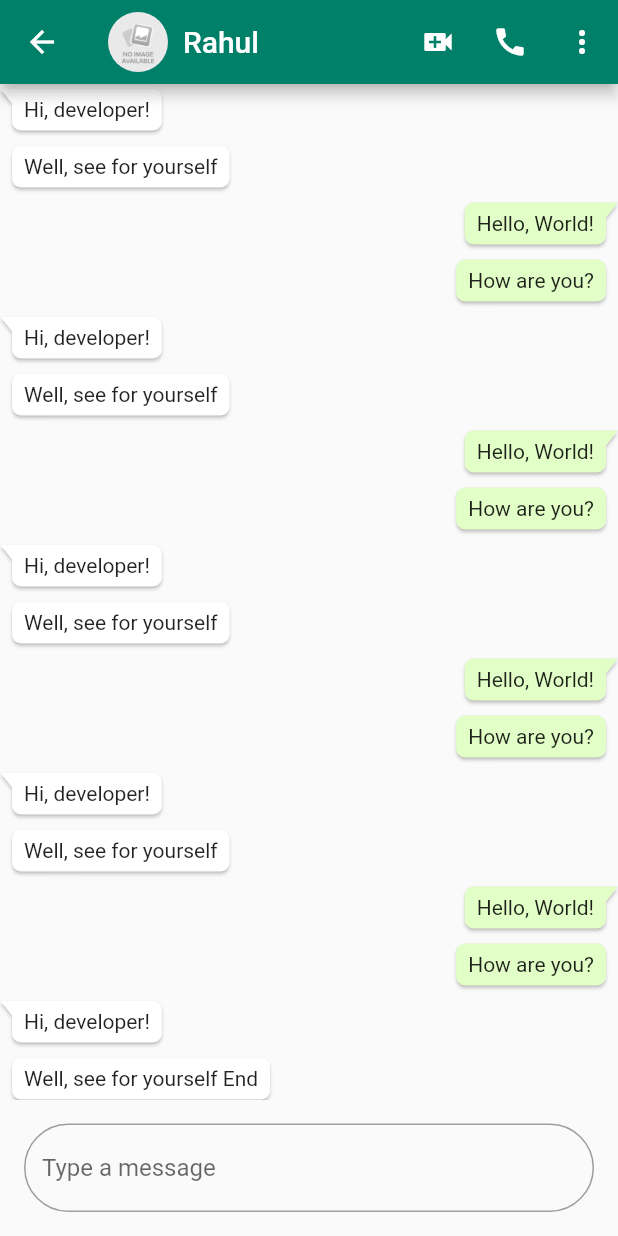
After one commit to amitamrutiya/whatup_ui, a Flutter app: the screen it shows after launch, after a tap on "Rahul", on a phone screen of 412 x 824 dp. The commit adds this screen. Run offline on Flutter 3.47's test engine with Material 2 defaults, Android fonts, the phone set to English and light mode, and no system bars; drawn by our look-alikes of bubble.

Commit message:
FInally complect basic whataapp UI

```diff
--- /dev/null
+++ b/lib/Screen/message.dart
@@ -0,0 +1,134 @@
+import 'package:flutter/material.dart';
+import 'package:bubble/bubble.dart';
+import 'package:flutter/scheduler.dart';
+
+class MessagePage extends StatefulWidget {
+  @override
+  _MessagePageState createState() => _MessagePageState();
+}
+
+class _MessagePageState extends State<MessagePage> {
+  static const styleSender = BubbleStyle(
+    margin: BubbleEdges.only(top: 10),
+    alignment: Alignment.topLeft,
+    nip: BubbleNip.leftTop,
+    showNip: false,
+  );
+  static const styleReceiver = BubbleStyle(
+    margin: BubbleEdges.only(top: 10),
+    alignment: Alignment.topRight,
+    nip: BubbleNip.rightTop,
+    color: Color.fromRGBO(225, 255, 199, 1),
+    showNip: false,
+  );
+  final ScrollController _myController = ScrollController();
+  @override
+  Widget build(BuildContext context) {
+    SchedulerBinding.instance.addPostFrameCallback((_) {
+      _myController.jumpTo(_myController.position.maxScrollExtent);
+    });
+    return ListView(
+      controller: _myController,
+      children: [
+        Bubble(
+          alignment: Alignment.center,
+          color: const Color.fromRGBO(212, 234, 244, 1),
+          child: const Text('TODAY',
+              textAlign: TextAlign.center, style: TextStyle(fontSize: 11)),
+        ),
+        Bubble(
+          style: styleReceiver,
+          showNip: true,
+          child: const Text('Hello, World!', textAlign: TextAlign.right),
+        ),
+        Bubble(
+          style: styleReceiver,
+          child: const Text('How are you?', textAlign: TextAlign.right),
+        ),
+        Bubble(
+          style: styleSender,
+          showNip: true,
+          child: const Text('Hi, developer!'),
+        ),
+        Bubble(
+          style: styleSender,
+          child: const Text('Well, see for yourself'),
+        ),
+        // *********************
+        Bubble(
+          style: styleReceiver,
+          showNip: true,
+          child: const Text('Hello, World!', textAlign: TextAlign.right),
+        ),
+        Bubble(
+          style: styleReceiver,
+          child: const Text('How are you?', textAlign: TextAlign.right),
+        ),
+        Bubble(
+          style: styleSender,
+          showNip: true,
+          child: const Text('Hi, developer!'),
+        ),
+        Bubble(
+          style: styleSender,
+          child: const Text('Well, see for yourself'),
+        ),
+        Bubble(
+          style: styleReceiver,
+          showNip: true,
+          child: const Text('Hello, World!', textAlign: TextAlign.right),
+        ),
+        Bubble(
+          style: styleReceiver,
+          child: const Text('How are you?', textAlign: TextAlign.right),
+        ),
+        Bubble(
+          style: styleSender,
+          showNip: true,
+          child: const Text('Hi, developer!'),
+        ),
+        Bubble(
+          style: styleSender,
+          child: const Text('Well, see for yourself'),
+        ),
+        Bubble(
+          style: styleReceiver,
+          showNip: true,
+          child: const Text('Hello, World!', textAlign: TextAlign.right),
+        ),
+        Bubble(
+          style: styleReceiver,
+          child: const Text('How are you?', textAlign: TextAlign.right),
+        ),
+        Bubble(
+          style: styleSender,
+          showNip: true,
+          child: const Text('Hi, developer!'),
+        ),
+        Bubble(
+          style: styleSender,
+          child: const Text('Well, see for yourself'),
+        ),
+        Bubble(
+          style: styleReceiver,
+          showNip: true,
+          child: const Text('Hello, World!', textAlign: TextAlign.right),
+        ),
+        Bubble(
+          style: styleReceiver,
+          child: const Text('How are you?', textAlign: TextAlign.right),
+        ),
+        Bubble(
+          style: styleSender,
+          showNip: true,
+          child: const Text('Hi, developer!'),
+        ),
+        Bubble(
+          style: styleSender,
+          child: const Text('Well, see for yourself End'),
+        ),
+        // *****************
+      ],
+    );
+  }
+}
--- /dev/null
+++ b/lib/Screen/page_detail_screen.dart
@@ -0,0 +1,66 @@
+import 'package:flutter/material.dart';
+
+import 'message.dart';
+
+class PageDetail extends StatelessWidget {
+  const PageDetail({Key? key}) : super(key: key);
+
+  @override
+  Widget build(BuildContext context) {
+    return Scaffold(
+      appBar: AppBar(
+        backgroundColor: const Color(0xff008069),
+        title: Row(
+          children: const [
+            CircleAvatar(
+              backgroundImage: AssetImage("images/no_image.jpg"),
+            ),
+            SizedBox(width: 10),
+            Text(
+              'Rahul',
+              style: TextStyle(color: Colors.white),
+            ),
+          ],
+        ),
+        actions: [
+          IconButton(onPressed: () {}, icon: const Icon(Icons.video_call)),
+          IconButton(onPressed: () {}, icon: const Icon(Icons.call)),
+          IconButton(onPressed: () {}, icon: const Icon(Icons.more_vert))
+        ],
+      ),
+      body: Column(
+        mainAxisAlignment: MainAxisAlignment.end,
+        children: [
+          Expanded(child: MessagePage()),
+          Container(
+            alignment: Alignment.bottomCenter,
+            padding: const EdgeInsets.all(16.0),
+            child: Row(
+              children: [
+                Flexible(
+                  child: TextFormField(
+                    minLines: 1,
+                    maxLines: 5,
+                    decoration: InputDecoration(
+                      focusedBorder: OutlineInputBorder(
+                        borderRadius: BorderRadius.circular(50),
+                        borderSide:
+                            BorderSide(color: Colors.grey.shade500, width: 1),
+                      ),
+                      enabledBorder: OutlineInputBorder(
+                        borderRadius: BorderRadius.circular(50),
+                        borderSide:
+                            BorderSide(color: Colors.grey.shade500, width: 1),
+                      ),
+                      hintText: 'Type a message',
+                    ),
+                  ),
+                )
+              ],
+            ),
+          )
+        ],
+      ),
+    );
+  }
+}
--- a/lib/item/chat_item.dart
+++ b/lib/item/chat_item.dart
@@ -1,5 +1,6 @@
 import 'package:flutter/material.dart';
 
+import '../Screen/page_detail_screen.dart';
 import '../models/chat.dart';
 
 class ChatItem extends StatelessWidget {
@@ -8,7 +9,10 @@ class ChatItem extends StatelessWidget {
 
   @override
   Widget build(BuildContext context) {
-    return Container(
+    return InkWell(
+      onTap: () => Navigator.of(context)
+          .push(MaterialPageRoute(builder: (context) => const PageDetail())),
+      child: Container(
         height: 80,
         width: double.infinity,
         padding: const EdgeInsets.all(8),
@@ -49,6 +53,7 @@ class ChatItem extends StatelessWidget {
             )
           ],
         ),
+      ),
     );
   }
 }
--- a/lib/main.dart
+++ b/lib/main.dart
@@ -26,10 +26,11 @@ class _MyAppState extends State<MyApp> with TickerProviderStateMixin {
   @override
   Widget build(BuildContext context) {
     return MaterialApp(
+      theme: ThemeData(primaryColor: Colors.teal, primarySwatch: Colors.teal),
       title: 'Material App',
       home: Scaffold(
           appBar: AppBar(
-          backgroundColor: const Color(0xff004C58),
+            backgroundColor: const Color(0xff008069),
             title: const Text(
               'WhatsApp',
               style: TextStyle(color: Colors.white),
@@ -76,18 +77,31 @@ class _MyAppState extends State<MyApp> with TickerProviderStateMixin {
               CallScreen(),
             ],
           ),
-        floatingActionButton: (_tabController.index == 1 ||
-                _tabController.index == 2 ||
-                _tabController.index == 3)
-            ? FloatingActionButton(
-                onPressed: () {
-                  print(Localizations.localeOf(context));
-                },
+          floatingActionButton: _getFloat()),
+    );
+  }
+
+  _getFloat() {
+    if (_tabController.index == 1) {
+      return FloatingActionButton(
+        onPressed: () {},
         backgroundColor: const Color(0xff13955F),
         child: const Icon(Icons.message),
-              )
-            : null,
-      ),
       );
+    } else if (_tabController.index == 2) {
+      return FloatingActionButton(
+        onPressed: () {},
+        backgroundColor: const Color(0xff13955F),
+        child: const Icon(Icons.camera_alt),
+      );
+    } else if (_tabController.index == 3) {
+      return FloatingActionButton(
+        onPressed: () {},
+        backgroundColor: const Color(0xff13955F),
+        child: const Icon(Icons.call),
+      );
+    } else {
+      return null;
     }
   }
+}
--- /dev/null
+++ b/lib/models/status.dart
@@ -0,0 +1,29 @@
+class Status {
+  final String avatar;
+  final String message;
+  final String name;
+
+  Status({required this.avatar, required this.message, required this.name});
+}
+List<Status> statusData = [
+  Status(
+    name: "Rahul",
+    message: "10:20",
+    avatar: "images/rahul.jpg",
+  ),
+  Status(
+    name: "Sumit Kumar",
+    message: "14:23",
+    avatar: "images/sumit.jpg",
+  ),
+  Status(
+    name: "Shukla Ji",
+    message: "23:20",
+    avatar: "images/shukla.jpg",
+  ),
+  Status(
+    name: "Sonam Sharma",
+    message: "22:30",
+    avatar: "images/sonam.jpg",
+  ),
+];
--- a/pubspec.yaml
+++ b/pubspec.yaml
@@ -34,6 +34,7 @@ dependencies:
   # The following adds the Cupertino Icons font to your application.
   # Use with the CupertinoIcons class for iOS style icons.
   cupertino_icons: ^1.0.2
+  bubble: ^1.2.1
 
 dev_dependencies:
   flutter_test:
```
Also changed, not shown: lib/Screen/calls_screes.dart (+7 -2 lines), lib/Screen/status_screen.dart (+36 -3 lines), lib/item/calls_item.dart (+37 -0 lines), lib/item/status_item.dart (+23 -0 lines), lib/models/call.dart (added, +52 -0 lines), pubspec.lock. Lines whose indentation alone changed are shown as unchanged.
